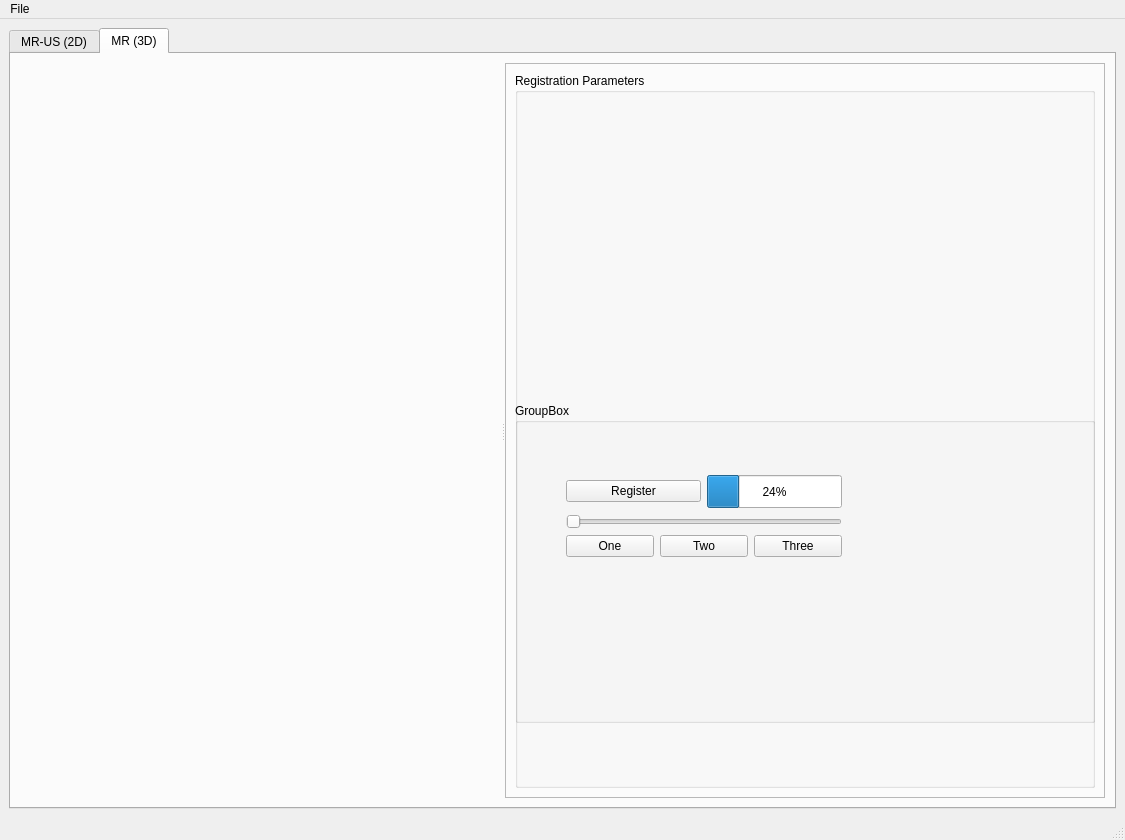
The window that Registration/Registration/app.ui (xeon-ye/TrialVTK) describes before a commit, drawn with Qt 5.
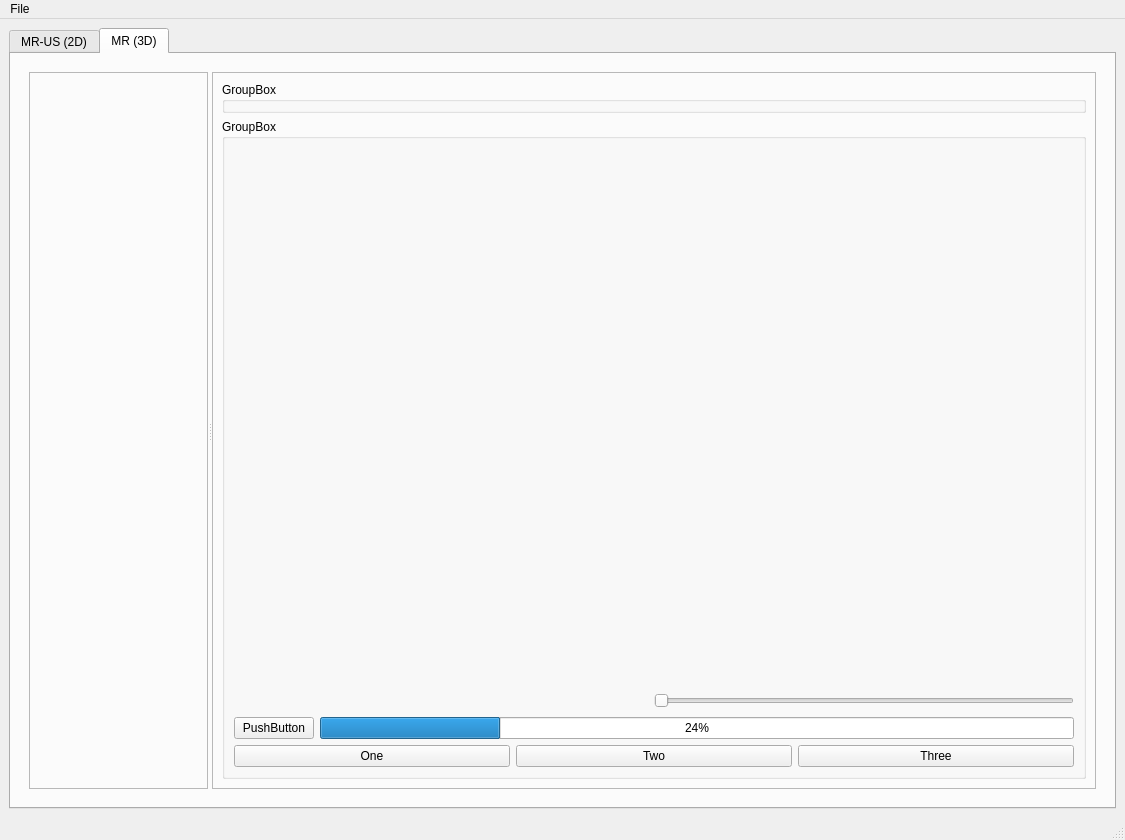
The same window after the commit. The open tabs and pages were chosen to show the change. Icons and pictures are not drawn. Custom widgets are drawn as their Qt base class.

Commit message: ready for tuesday

What changed in the file:
```diff
--- a/Registration/Registration/app.ui
+++ b/Registration/Registration/app.ui
@@ -90,19 +90,22 @@
        </attribute>
        <layout class="QHBoxLayout" name="horizontalLayout_2">
         <item>
-         <widget class="QSplitter" name="splitter">
-          <property name="orientation">
-           <enum>Qt::Horizontal</enum>
-          </property>
           <widget class="QWidget" name="widget_2" native="true">
-           <property name="sizePolicy">
-            <sizepolicy hsizetype="Minimum" vsizetype="Minimum">
-             <horstretch>0</horstretch>
-             <verstretch>0</verstretch>
-            </sizepolicy>
-           </property>
-           <layout class="QGridLayout" name="gridLayout_2">
-            <item row="0" column="0">
+          <layout class="QHBoxLayout" name="horizontalLayout_7">
+           <item>
+            <widget class="QSplitter" name="splitter">
+             <property name="orientation">
+              <enum>Qt::Horizontal</enum>
+             </property>
+             <widget class="QFrame" name="frame">
+              <property name="frameShape">
+               <enum>QFrame::StyledPanel</enum>
+              </property>
+              <property name="frameShadow">
+               <enum>QFrame::Raised</enum>
+              </property>
+              <layout class="QVBoxLayout" name="verticalLayout_4">
+               <item>
              <widget class="QVTKOpenGLWidget" name="mrView2" native="true">
               <property name="minimumSize">
                <size>
@@ -112,7 +115,7 @@
               </property>
              </widget>
             </item>
-            <item row="1" column="0">
+               <item>
              <widget class="QVTKOpenGLWidget" name="usView2" native="true">
               <property name="minimumSize">
                <size>
@@ -124,88 +127,81 @@
             </item>
            </layout>
           </widget>
-          <widget class="QFrame" name="frame">
-           <property name="sizePolicy">
-            <sizepolicy hsizetype="MinimumExpanding" vsizetype="Preferred">
-             <horstretch>0</horstretch>
-             <verstretch>0</verstretch>
-            </sizepolicy>
-           </property>
-           <property name="maximumSize">
-            <size>
-             <width>600</width>
-             <height>1600000</height>
-            </size>
-           </property>
+             <widget class="QFrame" name="frame_2">
            <property name="frameShape">
             <enum>QFrame::StyledPanel</enum>
            </property>
            <property name="frameShadow">
             <enum>QFrame::Raised</enum>
            </property>
-           <layout class="QVBoxLayout" name="verticalLayout_2">
+              <layout class="QHBoxLayout" name="horizontalLayout_8">
             <item>
-             <widget class="QGroupBox" name="groupBox0">
-              <property name="sizePolicy">
-               <sizepolicy hsizetype="MinimumExpanding" vsizetype="Preferred">
-                <horstretch>0</horstretch>
-                <verstretch>0</verstretch>
-               </sizepolicy>
-              </property>
+                <layout class="QVBoxLayout" name="verticalLayout_5">
+                 <item>
+                  <widget class="QGroupBox" name="groupBox">
               <property name="title">
-               <string>Registration Parameters</string>
-              </property>
-              <widget class="QGroupBox" name="groupBox1">
-               <property name="geometry">
-                <rect>
-                 <x>0</x>
-                 <y>330</y>
-                 <width>580</width>
-                 <height>320</height>
-                </rect>
-               </property>
-               <property name="sizePolicy">
-                <sizepolicy hsizetype="MinimumExpanding" vsizetype="Preferred">
-                 <horstretch>0</horstretch>
-                 <verstretch>0</verstretch>
-                </sizepolicy>
-               </property>
+                    <string>GroupBox</string>
+                   </property>
+                  </widget>
+                 </item>
+                 <item>
+                  <widget class="QGroupBox" name="groupBox_2">
                <property name="title">
                 <string>GroupBox</string>
                </property>
-               <widget class="QWidget" name="layoutWidget">
-                <property name="geometry">
-                 <rect>
-                  <x>51</x>
-                  <y>72</y>
-                  <width>276</width>
-                  <height>82</height>
-                 </rect>
-                </property>
+                   <layout class="QHBoxLayout" name="horizontalLayout_5">
+                    <item>
                 <layout class="QVBoxLayout" name="verticalLayout_3">
                  <item>
+                       <spacer name="verticalSpacer">
+                        <property name="orientation">
+                         <enum>Qt::Vertical</enum>
+                        </property>
+                        <property name="sizeHint" stdset="0">
+                         <size>
+                          <width>20</width>
+                          <height>40</height>
+                         </size>
+                        </property>
+                       </spacer>
+                      </item>
+                      <item>
+                       <layout class="QVBoxLayout" name="verticalLayout_2">
+                        <item>
+                         <layout class="QHBoxLayout" name="horizontalLayout_4">
+                          <item>
+                           <spacer name="horizontalSpacer">
+                            <property name="orientation">
+                             <enum>Qt::Horizontal</enum>
+                            </property>
+                            <property name="sizeHint" stdset="0">
+                             <size>
+                              <width>40</width>
+                              <height>20</height>
+                             </size>
+                            </property>
+                           </spacer>
+                          </item>
+                          <item>
+                           <widget class="QSlider" name="sliderZoom">
+                            <property name="orientation">
+                             <enum>Qt::Horizontal</enum>
+                            </property>
+                           </widget>
+                          </item>
+                         </layout>
+                        </item>
+                        <item>
                   <layout class="QHBoxLayout" name="horizontalLayout_3">
                    <item>
                     <widget class="QPushButton" name="btnReg">
-                     <property name="sizePolicy">
-                      <sizepolicy hsizetype="MinimumExpanding" vsizetype="Fixed">
-                       <horstretch>0</horstretch>
-                       <verstretch>0</verstretch>
-                      </sizepolicy>
-                     </property>
                      <property name="text">
-                      <string>Register</string>
+                             <string>PushButton</string>
                      </property>
                     </widget>
                    </item>
                    <item>
                     <widget class="QProgressBar" name="progressBar">
-                     <property name="maximumSize">
-                      <size>
-                       <width>16000</width>
-                       <height>16000</height>
-                      </size>
-                     </property>
                      <property name="value">
                       <number>24</number>
                      </property>
@@ -214,15 +210,7 @@
                   </layout>
                  </item>
                  <item>
-                  <widget class="QSlider" name="sliderZoom">
-                   <property name="orientation">
-                    <enum>Qt::Horizontal</enum>
-                   </property>
-                  </widget>
-                 </item>
-                 <item>
-                  <layout class="QHBoxLayout"
-                          name="horizontalLayout_4">
+                         <layout class="QHBoxLayout" name="horizontalLayout_6">
                    <item>
                     <widget class="QPushButton" name="btnOne">
                      <property name="sizePolicy">
@@ -265,12 +253,19 @@
                   </layout>
                  </item>
                 </layout>
-               </widget>
+                      </item>
+                     </layout>
+                    </item>
+                   </layout>
+                  </widget>
+                 </item>
+                </layout>
+               </item>
+              </layout>
               </widget>
              </widget>
             </item>
            </layout>
-          </widget>
          </widget>
         </item>
        </layout>
```
Left out of the diff: 4 changed lines with no effect on the pictures. Lines whose indentation alone changed are shown as unchanged. The commit also changes 1 other file.
